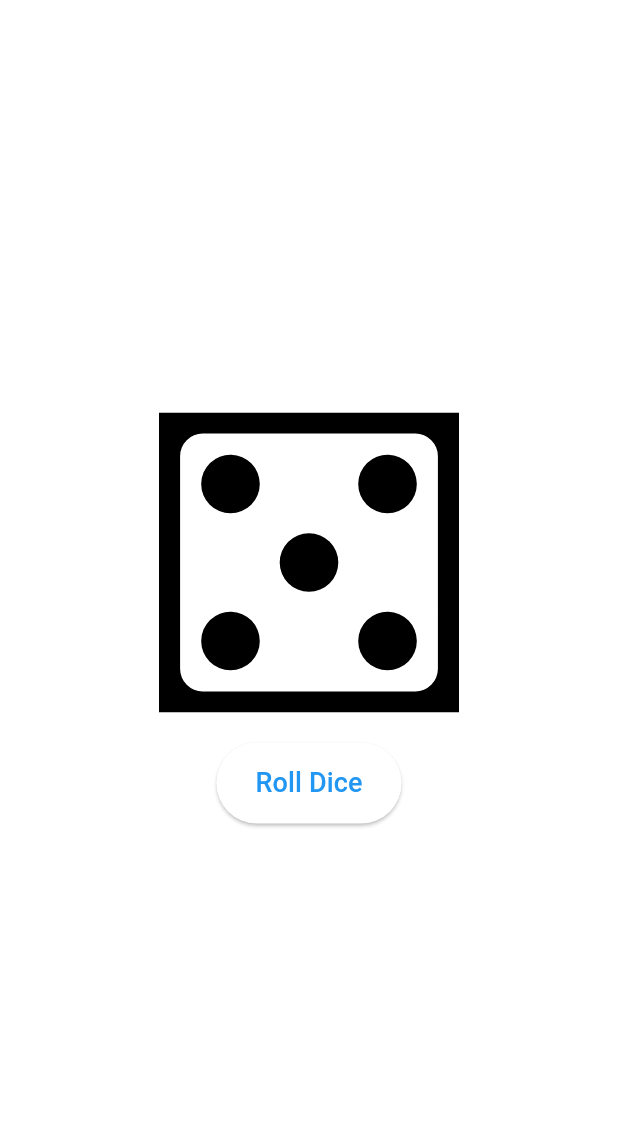
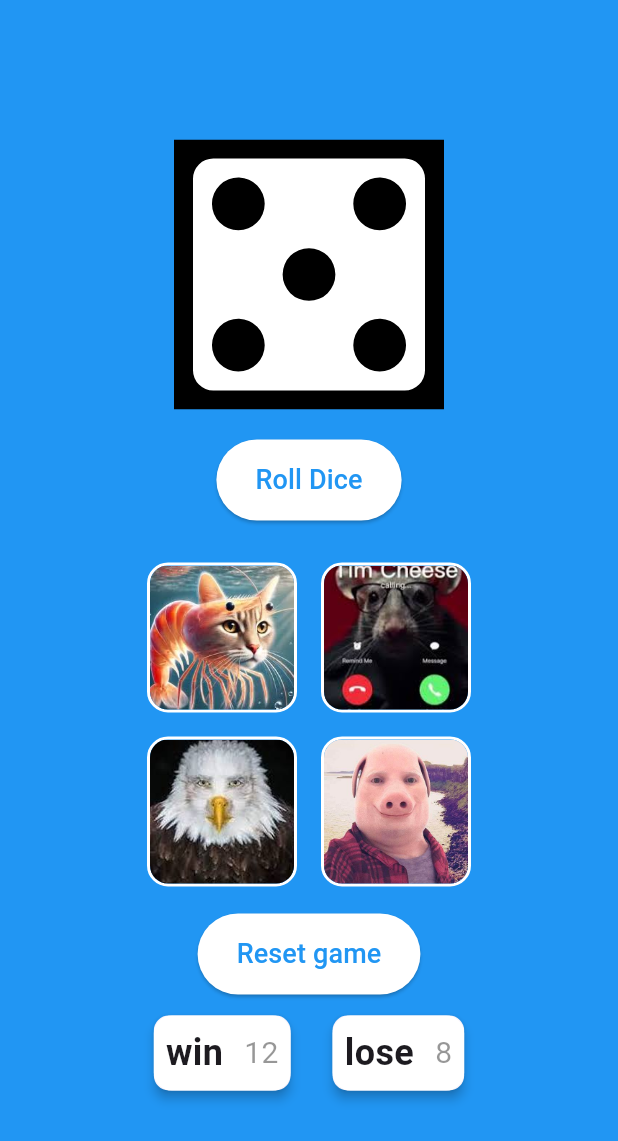
Before and after one commit to parsard/Roll-Roar, a Flutter app: the screen it shows after launch, after a tap on "Start Game", after a tap on "Roll Dice", on a phone screen of 412 x 824 dp. Shown: the top 1141 px of the screen. Run offline on Flutter 3.47's test engine with Material 3 defaults, Android fonts, the phone set to English and light mode, and no system bars; our stand-ins replace audioplayers, flutter_svg.

Commit message:
one step to glory

```diff
--- a/lib/main.dart
+++ b/lib/main.dart
@@ -7,7 +7,12 @@ void main() {
   runApp(
     MultiProvider(
       providers: [ChangeNotifierProvider(create: (_) => GameViewModel())],
-      child: MaterialApp(title: 'Roll & Roar', home: WelcomeScreen(), debugShowCheckedModeBanner: false),
+      child: MaterialApp(
+        theme: ThemeData(scaffoldBackgroundColor: Colors.blue),
+        title: 'Roll & Roar',
+        home: WelcomeScreen(),
+        debugShowCheckedModeBanner: false,
+      ),
     ),
   );
 }
--- a/lib/view/game_screen.dart
+++ b/lib/view/game_screen.dart
@@ -3,13 +3,16 @@ import 'package:provider/provider.dart';
 import 'package:roll_roar/viewmodel/game_view_model.dart';
 import 'package:roll_roar/widgets/button.dart';
 import 'package:roll_roar/widgets/dice.dart';
+import 'package:roll_roar/widgets/animal_choice.dart';
+import 'package:roll_roar/widgets/score_show.dart';
 
 class GameScreen extends StatelessWidget {
   const GameScreen({super.key});
 
   @override
   Widget build(BuildContext context) {
-    return Consumer<GameViewModel>(
+    return Scaffold(
+      body: Consumer<GameViewModel>(
         builder: (context, gameViewModel, child) {
           return Center(
             child: Column(
@@ -23,10 +26,40 @@ class GameScreen extends StatelessWidget {
                     gameViewModel.rollDice(); // Rolls the dice and triggers UI update
                   },
                 ),
+                const SizedBox(height: 20),
+                if (gameViewModel.choises.isNotEmpty)
+                  Column(
+                    children: [
+                      Row(
+                        mainAxisAlignment: MainAxisAlignment.center,
+                        children: [
+                          for (int i = 0; i < 2; i++) AnimalChoice(animal: gameViewModel.choises[i], onTap: () {}),
+                        ],
+                      ),
+                      Row(
+                        mainAxisAlignment: MainAxisAlignment.center,
+                        children: [
+                          for (int i = 2; i < 4; i++) AnimalChoice(animal: gameViewModel.choises[i], onTap: () {}),
+                        ],
+                      ),
+                      const SizedBox(height: 10),
+                      Button(text: 'Reset game', onPressed: () {}),
+                      const SizedBox(height: 10),
+                      Row(
+                        mainAxisAlignment: MainAxisAlignment.center,
+                        children: [
+                          ScoreShow(text: 'win', score: 12),
+                          const SizedBox(width: 20),
+                          ScoreShow(text: 'lose', score: 8),
+                        ],
+                      ),
+                    ],
+                  ),
               ],
             ),
           );
         },
+      ),
     );
   }
 }
--- a/lib/view/welcome_screen.dart
+++ b/lib/view/welcome_screen.dart
@@ -10,7 +10,6 @@ class WelcomeScreen extends StatelessWidget {
   @override
   Widget build(BuildContext context) {
     return Scaffold(
-      backgroundColor: Colors.blue,
       body: Center(
         child: Padding(
           padding: const EdgeInsets.symmetric(horizontal: 24, vertical: 24),
--- a/lib/viewmodel/game_view_model.dart
+++ b/lib/viewmodel/game_view_model.dart
@@ -1,18 +1,21 @@
 import 'package:flutter/material.dart';
 import 'package:roll_roar/model/model.dart';
 import 'dart:math';
+import 'package:audioplayers/audioplayers.dart';
 
 enum GameState { ready, running, finished }
 
 class GameViewModel extends ChangeNotifier {
   List<Animal> animals = [
-    Animal(name: 'Lion', imagePath: 'assets/images/lion.jpg', soundPath: ''),
-    Animal(name: 'Tiger', imagePath: 'assets/images/SC.jpg', soundPath: ''),
-    Animal(name: 'Mouse', imagePath: 'assets/images/TC.jpg', soundPath: ''),
-    Animal(name: 'Eagle', imagePath: 'assets/images/MB.jpg', soundPath: ''),
-    Animal(name: 'Pig', imagePath: 'assets/images/JP.jpg', soundPath: ''),
-    Animal(name: 'Cat', imagePath: 'assets/images/cat.jpg', soundPath: ''),
+    Animal(name: 'Lion', imagePath: 'assets/images/lion.jpg', soundPath: 'sounds/lion.mp3'),
+    Animal(name: 'Tiger', imagePath: 'assets/images/SC.jpg', soundPath: 'sounds/tiger.mp3'),
+    Animal(name: 'Mouse', imagePath: 'assets/images/TC.jpg', soundPath: 'sounds/mouse.mp3'),
+    Animal(name: 'Eagle', imagePath: 'assets/images/MB.jpg', soundPath: 'sounds/eagle.mp3'),
+    Animal(name: 'Pig', imagePath: 'assets/images/JP.jpg', soundPath: 'sounds/pig.mp3'),
+    Animal(name: 'Cat', imagePath: 'assets/images/cat.jpg', soundPath: 'sounds/cat.mp3'),
   ];
+
+  final AudioPlayer _player = AudioPlayer();
   late Animal currentAnimal;
   late List<Animal> choises = [];
   int diceValue = 1;
@@ -21,10 +24,13 @@ class GameViewModel extends ChangeNotifier {
 
   GameViewModel();
 
-  rollDice() {
-    // Logic to roll the dice and update the game state
-    diceValue = Random().nextInt(6) + 1; // Simulate dice roll (1-6)
-    notifyListeners(); // Notify listeners to update the UI
+  Future<void> rollDice() async {
+    _startRound(); // Fill choices and dice for new round
+    notifyListeners();
+    if (currentAnimal.soundPath.isNotEmpty) {
+      await _player.stop();
+      await _player.play(AssetSource(currentAnimal.soundPath));
+    }
   }
 
   startGame() {
@@ -34,20 +40,15 @@ class GameViewModel extends ChangeNotifier {
     notifyListeners(); // Notify listeners to update the UI
   }
 
-  _startRound() {
+  void _startRound() {
     diceValue = Random().nextInt(6) + 1; // Simulate dice roll (1-6)
     currentAnimal = animals[diceValue - 1]; // Select animal based on dice value
-    List<Animal> shuffled = List<Animal>.from(animals)..shuffle();
-
-    if (!shuffled.take(6).contains(currentAnimal)) {
-      shuffled.remove(currentAnimal);
-      shuffled = shuffled.take(5).toList();
-      shuffled.add(currentAnimal);
-      shuffled.shuffle();
-      choises = shuffled; // Add current animal to the choices
-    } else {
-      choises = shuffled.take(6).toList(); // Select 6 random animals
-    }
+    List<Animal> shuffled =
+        List<Animal>.from(animals)
+          ..remove(currentAnimal)
+          ..shuffle();
+    choises = [currentAnimal, ...shuffled.take(3)];
+    choises.shuffle(); // Randomize order
   }
 
   playSound() {
--- /dev/null
+++ b/lib/widgets/animal_choice.dart
@@ -0,0 +1,28 @@
+import 'package:flutter/material.dart';
+import 'package:roll_roar/model/model.dart';
+
+class AnimalChoice extends StatelessWidget {
+  final Animal animal;
+  final VoidCallback onTap;
+  const AnimalChoice({super.key, required this.animal, required this.onTap});
+
+  @override
+  Widget build(BuildContext context) {
+    return GestureDetector(
+      onTap: onTap,
+      child: Container(
+        width: 100,
+        height: 100,
+        margin: const EdgeInsets.all(8),
+        decoration: BoxDecoration(
+          border: Border.all(color: Colors.white, width: 2),
+          borderRadius: BorderRadius.circular(14),
+        ),
+        child: ClipRRect(
+          borderRadius: BorderRadius.circular(12),
+          child: Image.asset(animal.imagePath, fit: BoxFit.cover),
+        ),
+      ),
+    );
+  }
+}
--- a/lib/widgets/dice.dart
+++ b/lib/widgets/dice.dart
@@ -11,6 +11,6 @@ class Dice extends StatelessWidget {
     final diceName = names[diceNumber - 1];
 
     final dicePath = 'assets/images/dice/dice-six-faces-$diceName.svg';
-    return SvgPicture.asset(dicePath, width: 200, height: 200);
+    return SvgPicture.asset(dicePath, width: 180, height: 180);
   }
 }
--- /dev/null
+++ b/lib/widgets/score_show.dart
@@ -0,0 +1,27 @@
+import 'package:flutter/material.dart';
+
+class ScoreShow extends StatelessWidget {
+  final String text;
+  final int score;
+  const ScoreShow({super.key, required this.text, required this.score});
+
+  @override
+  Widget build(BuildContext context) {
+    return Card(
+      elevation: 3,
+      shape: RoundedRectangleBorder(borderRadius: BorderRadius.circular(10)),
+      child: Container(
+        padding: const EdgeInsets.all(8),
+        decoration: BoxDecoration(color: Colors.white, borderRadius: BorderRadius.circular(12)),
+        child: Row(
+          mainAxisSize: MainAxisSize.min,
+          children: [
+            Text(text, style: const TextStyle(fontSize: 24, fontWeight: FontWeight.bold)),
+            const SizedBox(width: 14),
+            Text('$score', style: const TextStyle(fontSize: 20, color: Color.fromARGB(119, 32, 32, 32))),
+          ],
+        ),
+      ),
+    );
+  }
+}
```
Lines whose indentation alone changed are shown as unchanged.
